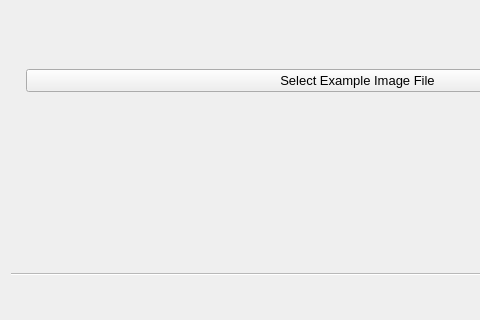
Above: ui/settingsWizardUI.ui from CapPow/HerbASAP before the change; both pictures show x 0 to 480 and y 268 to 588 of the 715 by 588 pixel window. Below: the same form after it.
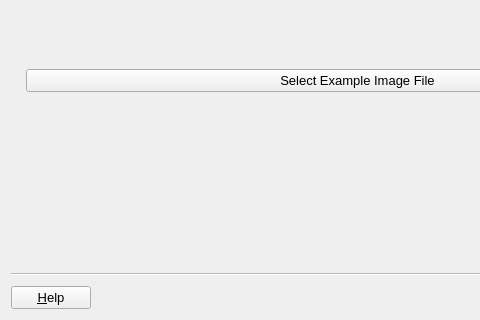
That is the form after the change.

Commit message: profile wizard polish for clarity

Diff of the .ui file:
```diff
--- a/ui/settingsWizardUI.ui
+++ b/ui/settingsWizardUI.ui
@@ -25,7 +25,7 @@
    <string>HerbASAP profile setup</string>
   </property>
   <property name="options">
-   <set>QWizard::NoBackButtonOnStartPage|QWizard::NoDefaultButton</set>
+   <set>QWizard::HaveHelpButton|QWizard::NoBackButtonOnStartPage|QWizard::NoDefaultButton</set>
   </property>
   <widget class="QWizardPage" name="intro_page">
    <property name="autoFillBackground">
```
Left out of the diff: 167 changed lines with no effect on the pictures. The commit also changes 5 other files.
